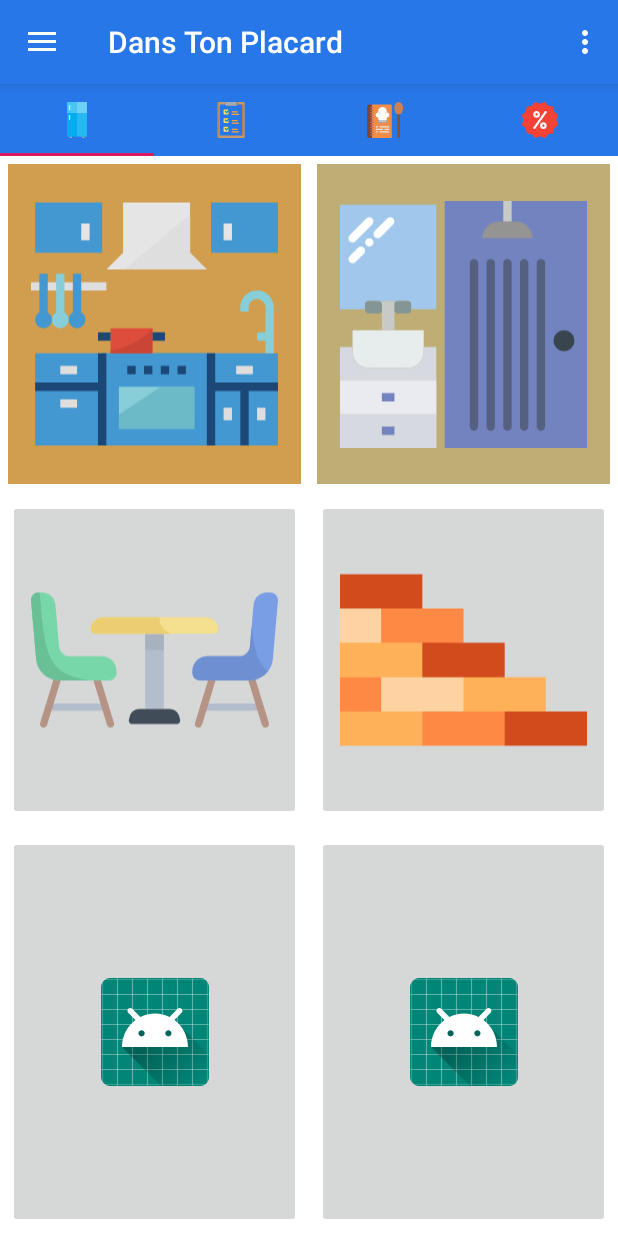
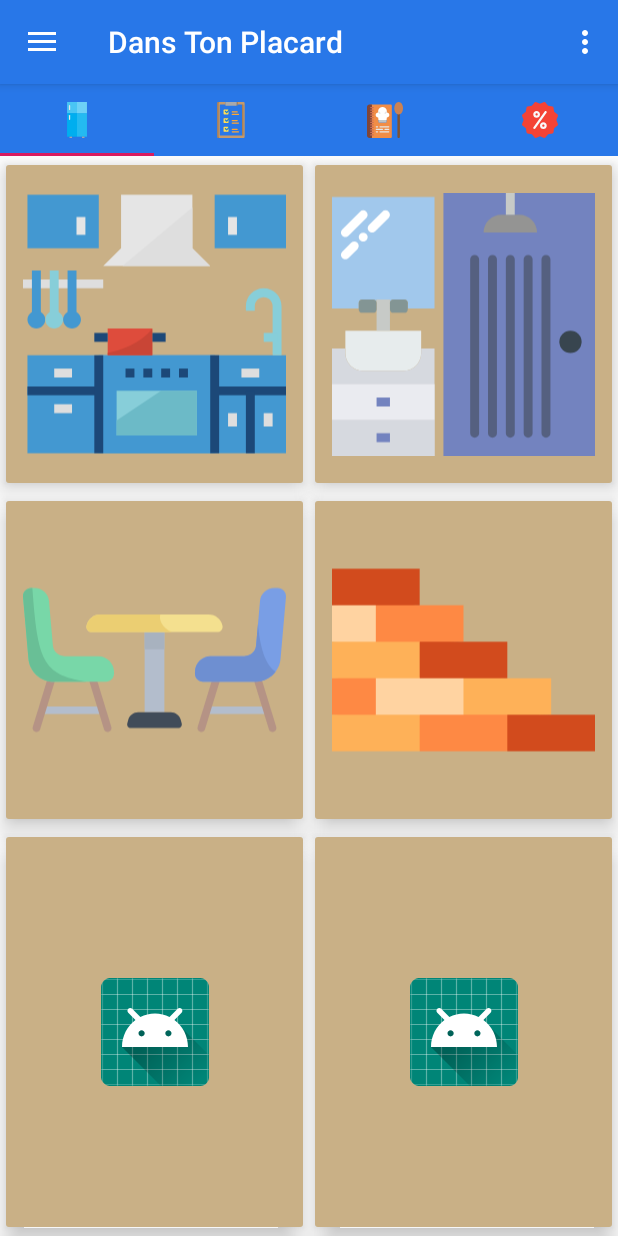
Before and after one commit to letaaz/dans-ton-placard, an Android app: the screen it shows after launch (SettingActivity), on a phone screen of 412 x 824 dp. Run offline under Robolectric (Android 15) with nearby library versions, the phone set to English and light mode, and no system bars.

Commit message:
fix: update home - edit color background of piece button and elevation

```diff
--- a/app/src/main/res/layout/inventaire_fragment.xml
+++ b/app/src/main/res/layout/inventaire_fragment.xml
@@ -17,10 +17,10 @@
         android:layout_rowWeight="1"
         android:layout_columnWeight="1"
         android:layout_gravity="fill"
-        android:layout_margin="5dp"
-        android:background="@color/kitchen_background"
+        android:backgroundTint="@color/colorBackgroundPiece"
         android:contentDescription="@string/cuisine"
         android:cropToPadding="false"
+        android:elevation="10dp"
         android:padding="15dp"
         android:scaleType="fitCenter"
         app:srcCompat="@drawable/ic_kitchen" />
@@ -32,9 +32,9 @@
         android:layout_rowWeight="1"
         android:layout_columnWeight="1"
         android:layout_gravity="fill"
-        android:layout_margin="5dp"
-        android:background="@color/bathroom_background"
+        android:backgroundTint="@color/colorBackgroundPiece"
         android:contentDescription="@string/salle_de_bain"
+        android:elevation="10dp"
         android:padding="15dp"
         android:scaleType="fitCenter"
         app:srcCompat="@drawable/ic_shower" />
@@ -46,7 +46,9 @@
         android:layout_rowWeight="1"
         android:layout_columnWeight="1"
         android:layout_gravity="fill"
-        android:layout_margin="5dp"
+        android:backgroundTint="@color/colorBackgroundPiece"
+        android:contentDescription="dinner_btn"
+        android:elevation="10dp"
         android:padding="15dp"
         android:scaleType="fitCenter"
         app:srcCompat="@drawable/ic_chair" />
@@ -58,7 +60,9 @@
         android:layout_rowWeight="1"
         android:layout_columnWeight="1"
         android:layout_gravity="fill"
-        android:layout_margin="5dp"
+        android:backgroundTint="@color/colorBackgroundPiece"
+        android:contentDescription="cellar_btn"
+        android:elevation="10dp"
         android:padding="15dp"
         android:scaleType="fitCenter"
         app:srcCompat="@drawable/ic_brickwall" />
@@ -70,7 +74,8 @@
         android:layout_rowWeight="1"
         android:layout_columnWeight="1"
         android:layout_gravity="fill"
-        android:layout_margin="5dp"
+        android:backgroundTint="@color/colorBackgroundPiece"
+        android:elevation="10dp"
         android:padding="15dp"
         app:srcCompat="@mipmap/ic_launcher" />
 
@@ -81,7 +86,8 @@
         android:layout_rowWeight="1"
         android:layout_columnWeight="1"
         android:layout_gravity="fill"
-        android:layout_margin="5dp"
+        android:backgroundTint="@color/colorBackgroundPiece"
+        android:elevation="10dp"
         android:padding="15dp"
         app:srcCompat="@mipmap/ic_launcher" />
 
--- a/app/src/main/res/values/colors.xml
+++ b/app/src/main/res/values/colors.xml
@@ -4,8 +4,13 @@
     <color name="colorPrimaryDark">#1663d0</color>
     <color name="colorAccent">#D81B60</color>
     <color name="colorTabLayoutBackground">#2877e8</color>
-    <color name="kitchen_background">#d09e4e</color>
+
+
+    <color name="colorBackgroundPiece">#C9B086</color>
+    <color name="kitchen_background">#DDA853</color>
     <color name="bathroom_background">#beae76</color>
+    <color name="dinner_background">#7A80FF</color>
+    <color name="cellar_background">#0FA663</color>
 
     <color name="empty">#f0f0f0</color>
 </resources>
```
